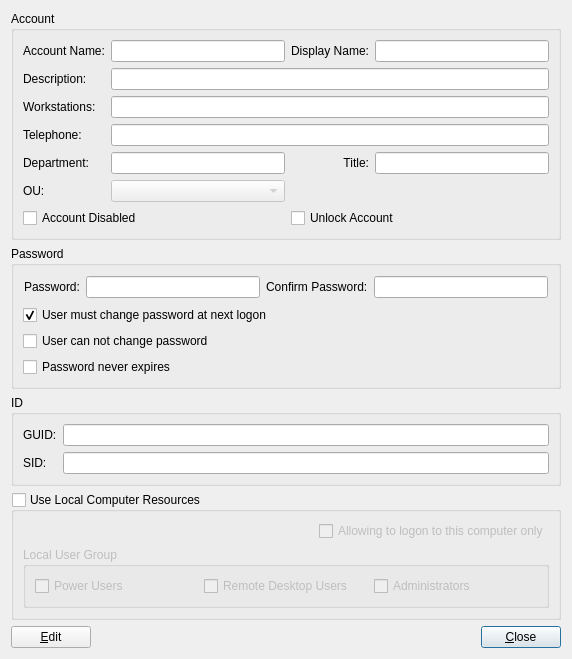
The window that src/usermanager/aduserinfo/aduserinfowidget.ui (ihehui/plugins) describes before a commit, drawn with Qt 5.
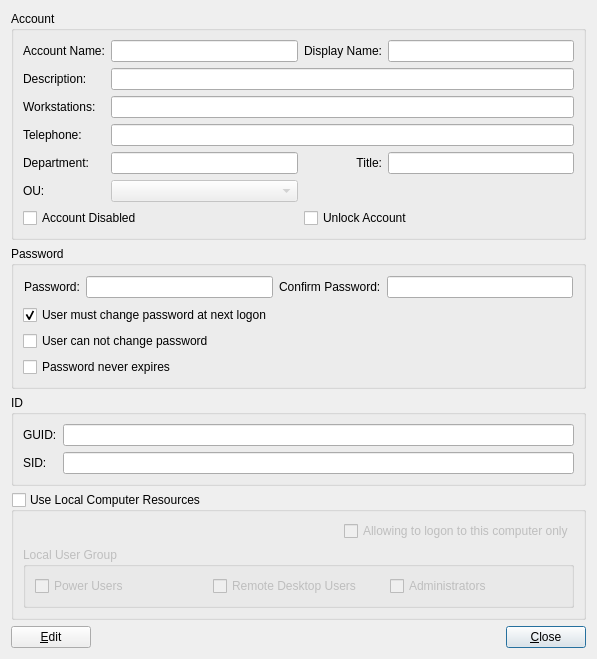
The same window after the commit.

The edit to the form file:
```diff
--- a/src/usermanager/aduserinfo/aduserinfowidget.ui
+++ b/src/usermanager/aduserinfo/aduserinfowidget.ui
@@ -6,7 +6,7 @@
    <rect>
     <x>0</x>
     <y>0</y>
-    <width>572</width>
+    <width>597</width>
     <height>575</height>
    </rect>
   </property>
@@ -387,7 +387,11 @@
           </widget>
          </item>
          <item>
-          <widget class="QLineEdit" name="lineEditConfirmPassword"/>
+          <widget class="QLineEdit" name="lineEditConfirmPassword">
+           <property name="echoMode">
+            <enum>QLineEdit::Password</enum>
+           </property>
+          </widget>
          </item>
         </layout>
        </widget>
```
Left out of the diff: 26 changed lines with no effect on the pictures.
